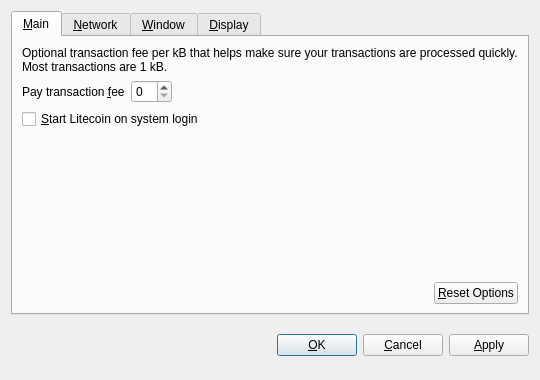
an420/nic, file src/qt/forms/optionsdialog.ui: the form before one commit.
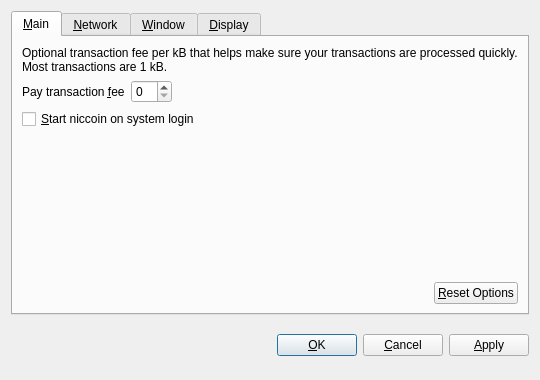
The form after the commit. Custom widgets are drawn as their Qt base class.

Patch:
```diff
--- a/src/qt/forms/optionsdialog.ui
+++ b/src/qt/forms/optionsdialog.ui
@@ -82,7 +82,7 @@
           <string>Automatically start Litecoin after logging in to the system.</string>
          </property>
          <property name="text">
-          <string>&amp;Start Litecoin on system login</string>
+          <string>&amp;Start niccoin on system login</string>
          </property>
         </widget>
        </item>
```
Left out of the diff: 10 changed lines with no effect on the pictures.
